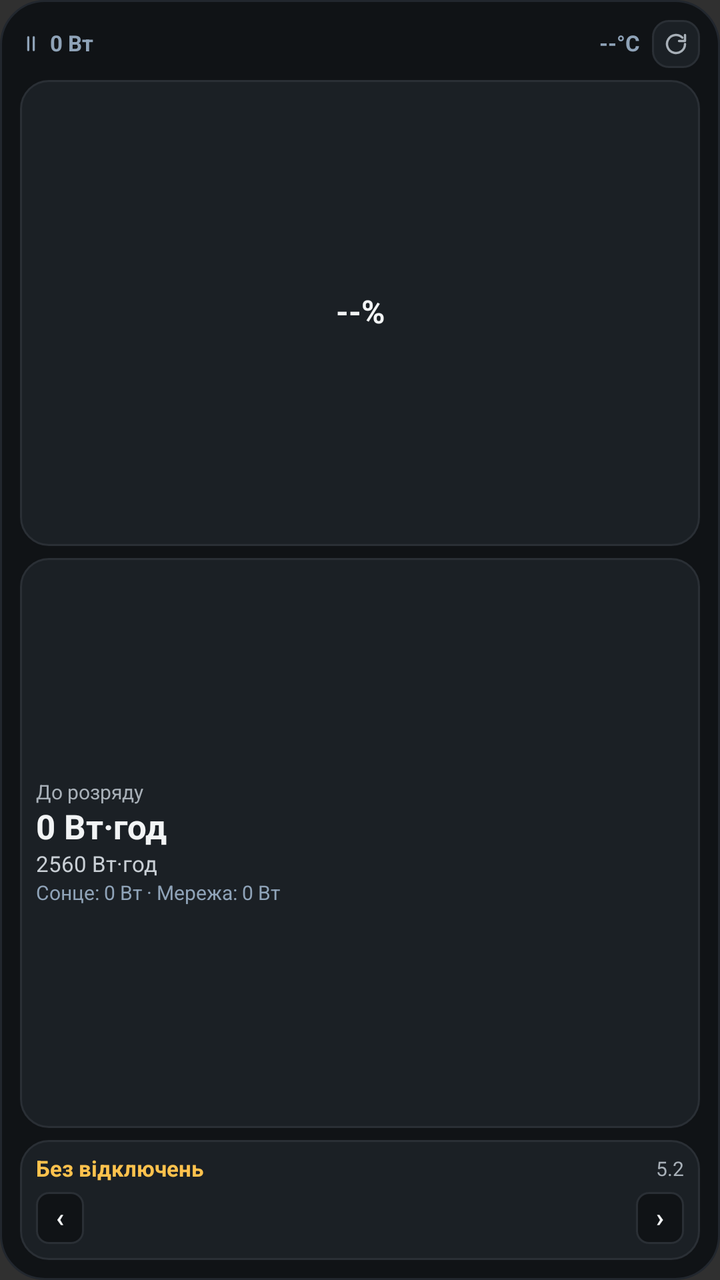
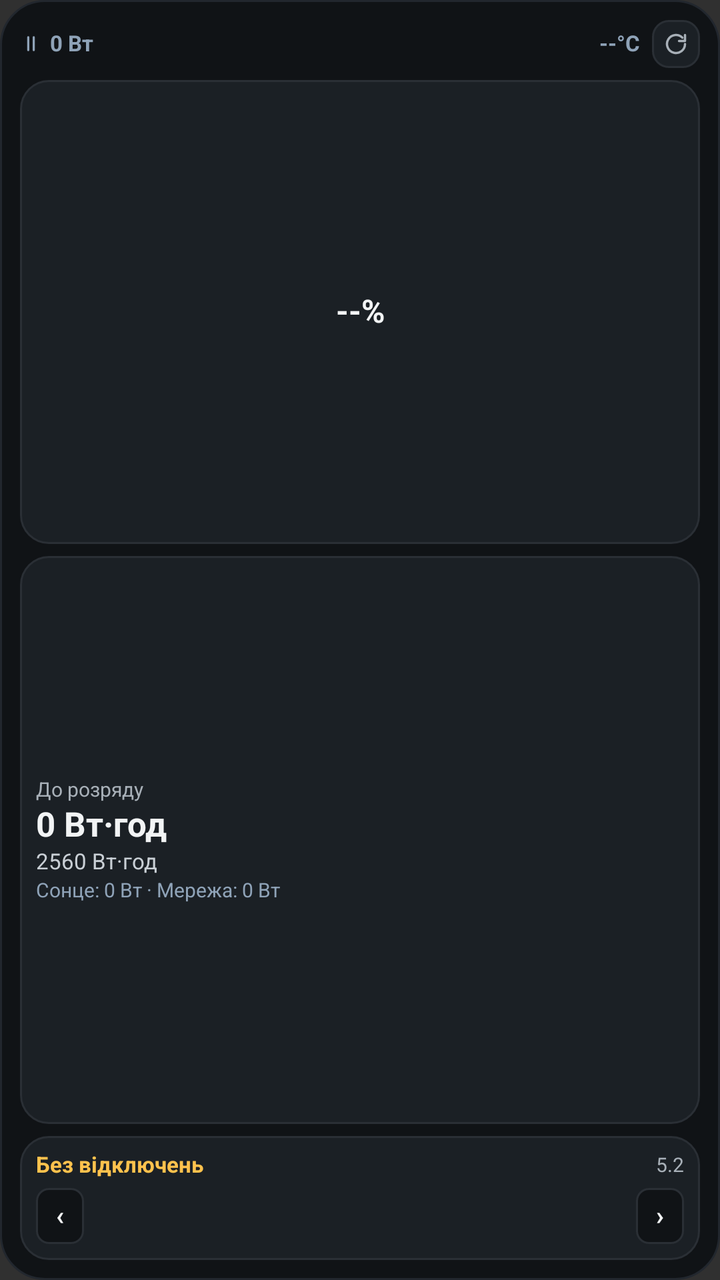

An Android layout rendered at two revisions. The XML below is the earlier revision; the diff shows what the commit changed to produce the second picture.
<!-- AndroidManifest.xml: application theme Theme.AppCompat.NoActionBar -->
<!-- res/layout/widget_marstek_3x4.xml -->
<?xml version="1.0" encoding="utf-8"?>
<LinearLayout xmlns:android="http://schemas.android.com/apk/res/android"
    android:id="@+id/widgetRoot"
    android:layout_width="match_parent"
    android:layout_height="match_parent"
    android:background="@drawable/widget_bg"
    android:orientation="vertical"
    android:padding="10dp">

    
    <LinearLayout
        android:layout_width="match_parent"
        android:layout_height="wrap_content"
        android:gravity="center_vertical"
        android:orientation="horizontal">

        <ImageView
            android:id="@+id/fullLeftModeIcon"
            android:layout_width="11dp"
            android:layout_height="11dp"
            android:layout_marginEnd="4dp"
            android:contentDescription="@null"
            android:src="@drawable/ic_mode_idle" />

        <TextView
            android:id="@+id/fullHeaderTitle"
            android:layout_width="0dp"
            android:layout_height="wrap_content"
            android:layout_weight="1"
            android:ellipsize="end"
            android:fontFeatureSettings="tnum"
            android:includeFontPadding="false"
            android:maxLines="1"
            android:text="0 Вт"
            android:textColor="@color/text_muted"
            android:textSize="11sp"
            android:textStyle="bold" />

        <TextView
            android:id="@+id/fullTempText"
            android:layout_width="wrap_content"
            android:layout_height="wrap_content"
            android:fontFeatureSettings="tnum"
            android:includeFontPadding="false"
            android:maxLines="1"
            android:text="--°C"
            android:textColor="@color/text_muted"
            android:textSize="11sp"
            android:textStyle="bold" />

        <TextView
            android:id="@+id/fullRightDot"
            android:layout_width="wrap_content"
            android:layout_height="wrap_content"
            android:text="·"
            android:visibility="gone" />

        <ImageView
            android:id="@+id/fullModeIcon"
            android:layout_width="10dp"
            android:layout_height="10dp"
            android:contentDescription="@null"
            android:src="@drawable/ic_mode_idle"
            android:visibility="gone" />

        <TextView
            android:id="@+id/fullRightWattsText"
            android:layout_width="wrap_content"
            android:layout_height="wrap_content"
            android:text=""
            android:visibility="gone" />

        <FrameLayout
            android:id="@+id/fullRefreshBtn"
            android:layout_width="24dp"
            android:layout_height="24dp"
            android:layout_marginStart="6dp"
            android:background="@drawable/refresh_btn_bg">

            <ImageView
                android:layout_width="12dp"
                android:layout_height="12dp"
                android:layout_gravity="center"
                android:contentDescription="@string/app_name"
                android:src="@drawable/ic_refresh" />
        </FrameLayout>
    </LinearLayout>

    
    <FrameLayout
        android:id="@+id/fullGaugeContainer"
        android:layout_width="match_parent"
        android:layout_height="0dp"
        android:layout_marginTop="6dp"
        android:layout_weight="0.45"
        android:background="@drawable/widget_card_bg"
        android:padding="5dp">

        <FrameLayout
            android:layout_width="58dp"
            android:layout_height="58dp"
            android:layout_gravity="center">

            <ImageView
                android:id="@+id/fullGaugeImage"
                android:layout_width="match_parent"
                android:layout_height="match_parent"
                android:contentDescription="@null"
                android:scaleType="fitCenter" />

            <TextView
                android:id="@+id/fullSocText"
                android:layout_width="match_parent"
                android:layout_height="match_parent"
                android:fontFeatureSettings="tnum"
                android:gravity="center"
                android:includeFontPadding="false"
                android:text="--%"
                android:textColor="@color/text_primary"
                android:textSize="16sp"
                android:textStyle="bold" />
        </FrameLayout>
    </FrameLayout>

    <LinearLayout
        android:id="@+id/fullInfoContainer"
        android:layout_width="match_parent"
        android:layout_height="0dp"
        android:layout_marginTop="6dp"
        android:layout_weight="0.55"
        android:background="@drawable/widget_card_bg"
        android:gravity="center_vertical"
        android:orientation="vertical"
        android:padding="8dp">

        <TextView
            android:id="@+id/fullCardTitle"
            android:layout_width="match_parent"
            android:layout_height="wrap_content"
            android:ellipsize="end"
            android:includeFontPadding="false"
            android:maxLines="1"
            android:text="До розряду"
            android:textColor="@color/text_secondary"
            android:textSize="10sp" />

        <TextView
            android:id="@+id/fullPrimaryValue"
            android:layout_width="match_parent"
            android:layout_height="wrap_content"
            android:layout_marginTop="2dp"
            android:ellipsize="end"
            android:fontFeatureSettings="tnum"
            android:includeFontPadding="false"
            android:maxLines="1"
            android:text="0 Вт·год"
            android:textColor="@color/text_primary"
            android:textSize="17sp"
            android:textStyle="bold" />

        <TextView
            android:id="@+id/fullSecondaryValue"
            android:layout_width="match_parent"
            android:layout_height="wrap_content"
            android:layout_marginTop="2dp"
            android:ellipsize="end"
            android:fontFeatureSettings="tnum"
            android:includeFontPadding="false"
            android:maxLines="1"
            android:text="2560 Вт·год"
            android:textColor="@color/text_body"
            android:textSize="11sp" />

        <TextView
            android:id="@+id/tallPowerBreakdown"
            android:layout_width="match_parent"
            android:layout_height="wrap_content"
            android:layout_marginTop="2dp"
            android:ellipsize="end"
            android:fontFeatureSettings="tnum"
            android:includeFontPadding="false"
            android:maxLines="1"
            android:text="Сонце: 0 Вт · Мережа: 0 Вт"
            android:textColor="@color/text_muted"
            android:textSize="10sp" />

        <TextView
            android:id="@+id/fullEnoughOutage"
            android:layout_width="match_parent"
            android:layout_height="wrap_content"
            android:layout_marginTop="2dp"
            android:ellipsize="end"
            android:includeFontPadding="false"
            android:maxLines="1"
            android:text="● Вистачить на відключення"
            android:textColor="@color/accent_primary"
            android:textSize="10sp"
            android:textStyle="bold"
            android:visibility="gone" />
    </LinearLayout>

    
    <LinearLayout
        android:layout_width="match_parent"
        android:layout_height="wrap_content"
        android:layout_marginTop="6dp"
        android:background="@drawable/widget_card_bg"
        android:orientation="vertical"
        android:padding="8dp">

        <LinearLayout
            android:layout_width="match_parent"
            android:layout_height="wrap_content"
            android:gravity="center_vertical"
            android:orientation="horizontal">

            <TextView
                android:id="@+id/fullOutageHeadline"
                android:layout_width="0dp"
                android:layout_height="wrap_content"
                android:layout_weight="1"
                android:ellipsize="end"
                android:fontFeatureSettings="tnum"
                android:includeFontPadding="false"
                android:maxLines="1"
                android:text="Без відключень"
                android:textColor="@color/accent_outage"
                android:textSize="11sp"
                android:textStyle="bold" />

            <LinearLayout
                android:id="@+id/fullDayToggleGroup"
                android:layout_width="wrap_content"
                android:layout_height="wrap_content"
                android:layout_marginStart="4dp"
                android:background="@drawable/pill_day_inactive"
                android:orientation="horizontal"
                android:padding="2dp"
                android:visibility="gone">

                <TextView
                    android:id="@+id/fullBtnToday"
                    android:layout_width="wrap_content"
                    android:layout_height="wrap_content"
                    android:background="@drawable/pill_day_active"
                    android:includeFontPadding="false"
                    android:paddingStart="5dp"
                    android:paddingTop="2dp"
                    android:paddingEnd="5dp"
                    android:paddingBottom="2dp"
                    android:text="Сьог."
                    android:textColor="@color/text_on_accent"
                    android:textSize="9sp"
                    android:textStyle="bold" />

                <TextView
                    android:id="@+id/fullBtnTomorrow"
                    android:layout_width="wrap_content"
                    android:layout_height="wrap_content"
                    android:layout_marginStart="2dp"
                    android:includeFontPadding="false"
                    android:paddingStart="5dp"
                    android:paddingTop="2dp"
                    android:paddingEnd="5dp"
                    android:paddingBottom="2dp"
                    android:text="Звт."
                    android:textColor="@color/text_muted"
                    android:textSize="9sp"
                    android:textStyle="bold" />
            </LinearLayout>

            <TextView
                android:id="@+id/fullOutageGroup"
                android:layout_width="wrap_content"
                android:layout_height="wrap_content"
                android:layout_marginStart="4dp"
                android:fontFeatureSettings="tnum"
                android:includeFontPadding="false"
                android:maxLines="1"
                android:text="5.2"
                android:textColor="@color/text_secondary"
                android:textSize="10sp" />
        </LinearLayout>

        <LinearLayout
            android:layout_width="match_parent"
            android:layout_height="wrap_content"
            android:layout_marginTop="5dp"
            android:gravity="center_vertical"
            android:orientation="horizontal">

            <TextView
                android:id="@+id/fullPrevWindowBtn"
                android:layout_width="24dp"
                android:layout_height="26dp"
                android:background="@drawable/pill_day_inactive"
                android:gravity="center"
                android:includeFontPadding="false"
                android:text="‹"
                android:textColor="@color/text_primary"
                android:textSize="13sp"
                android:textStyle="bold" />

            <ImageView
                android:id="@+id/fullOutageBarImage"
                android:layout_width="0dp"
                android:layout_height="26dp"
                android:layout_marginStart="4dp"
                android:layout_marginEnd="4dp"
                android:layout_weight="1"
                android:contentDescription="@null"
                android:scaleType="fitCenter" />

            <TextView
                android:id="@+id/fullNextWindowBtn"
                android:layout_width="24dp"
                android:layout_height="26dp"
                android:background="@drawable/pill_day_inactive"
                android:gravity="center"
                android:includeFontPadding="false"
                android:text="›"
                android:textColor="@color/text_primary"
                android:textSize="13sp"
                android:textStyle="bold" />
        </LinearLayout>

        
        <LinearLayout
            android:id="@+id/fullChipsRow"
            android:layout_width="match_parent"
            android:layout_height="wrap_content"
            android:layout_marginTop="5dp"
            android:orientation="horizontal"
            android:visibility="gone">

            <TextView
                android:id="@+id/fullChip0"
                android:layout_width="wrap_content"
                android:layout_height="wrap_content"
                android:background="@drawable/pill_day_inactive"
                android:fontFeatureSettings="tnum"
                android:includeFontPadding="false"
                android:maxLines="1"
                android:paddingStart="5dp"
                android:paddingTop="2dp"
                android:paddingEnd="5dp"
                android:paddingBottom="2dp"
                android:textColor="@color/text_body"
                android:textSize="9sp"
                android:visibility="gone" />

            <TextView
                android:id="@+id/fullChip1"
                android:layout_width="wrap_content"
                android:layout_height="wrap_content"
                android:layout_marginStart="4dp"
                android:background="@drawable/pill_day_inactive"
                android:fontFeatureSettings="tnum"
                android:includeFontPadding="false"
                android:maxLines="1"
                android:paddingStart="5dp"
                android:paddingTop="2dp"
                android:paddingEnd="5dp"
                android:paddingBottom="2dp"
                android:textColor="@color/text_body"
                android:textSize="9sp"
                android:visibility="gone" />

            <TextView
                android:id="@+id/fullChip2"
                android:layout_width="wrap_content"
                android:layout_height="wrap_content"
                android:layout_marginStart="4dp"
                android:background="@drawable/pill_day_inactive"
                android:fontFeatureSettings="tnum"
                android:includeFontPadding="false"
                android:maxLines="1"
                android:paddingStart="5dp"
                android:paddingTop="2dp"
                android:paddingEnd="5dp"
                android:paddingBottom="2dp"
                android:textColor="@color/text_body"
                android:textSize="9sp"
                android:visibility="gone" />

            <TextView
                android:id="@+id/fullChip3"
                android:layout_width="wrap_content"
                android:layout_height="wrap_content"
                android:visibility="gone" />
        </LinearLayout>

        <LinearLayout
            android:id="@+id/tallChipsRow2"
            android:layout_width="match_parent"
            android:layout_height="wrap_content"
            android:orientation="horizontal"
            android:visibility="gone">

            <TextView android:id="@+id/fullChip4" android:layout_width="wrap_content" android:layout_height="wrap_content" android:visibility="gone" />
            <TextView android:id="@+id/fullChip5" android:layout_width="wrap_content" android:layout_height="wrap_content" android:visibility="gone" />
            <TextView android:id="@+id/fullChip6" android:layout_width="wrap_content" android:layout_height="wrap_content" android:visibility="gone" />
            <TextView android:id="@+id/fullChip7" android:layout_width="wrap_content" android:layout_height="wrap_content" android:visibility="gone" />
        </LinearLayout>
    </LinearLayout>

</LinearLayout>
<!-- resources referenced by this layout -->
<resources>
  <color name="accent_outage">#FFC24D</color>
  <color name="accent_primary">#3DDC84</color>
  <color name="text_body">#C9CFD5</color>
  <color name="text_muted">#8FA3B8</color>
  <color name="text_on_accent">#101316</color>
  <color name="text_primary">#F2F4F5</color>
  <color name="text_secondary">#A8B0B8</color>
  <!-- drawable ic_mode_idle (drawable) -->
  <?xml version="1.0" encoding="utf-8"?>
  <vector xmlns:android="http://schemas.android.com/apk/res/android"
      android:width="14dp"
      android:height="14dp"
      android:viewportWidth="24"
      android:viewportHeight="24">
      <path
          android:fillColor="#00000000"
          android:pathData="M9,5v14M15,5v14"
          android:strokeColor="@color/text_muted"
          android:strokeLineCap="round"
          android:strokeLineJoin="round"
          android:strokeWidth="2.4" />
  </vector>
  <!-- drawable ic_refresh (drawable) -->
  <?xml version="1.0" encoding="utf-8"?>
  <vector xmlns:android="http://schemas.android.com/apk/res/android"
      android:width="16dp"
      android:height="16dp"
      android:viewportWidth="24"
      android:viewportHeight="24">
      <path
          android:fillColor="#00000000"
          android:pathData="M21,12a9,9 0,1 1,-2.64 -6.36"
          android:strokeColor="@color/text_secondary"
          android:strokeLineCap="round"
          android:strokeLineJoin="round"
          android:strokeWidth="2.3" />
      <path
          android:fillColor="#00000000"
          android:pathData="M21,3v6h-6"
          android:strokeColor="@color/text_secondary"
          android:strokeLineCap="round"
          android:strokeLineJoin="round"
          android:strokeWidth="2.3" />
  </vector>
  <!-- drawable pill_day_active (drawable) -->
  <?xml version="1.0" encoding="utf-8"?>
  <shape xmlns:android="http://schemas.android.com/apk/res/android"
      android:shape="rectangle">
      <solid android:color="@color/accent_outage" />
      <corners android:radius="6dp" />
  </shape>
  <!-- drawable pill_day_inactive (drawable) -->
  <?xml version="1.0" encoding="utf-8"?>
  <shape xmlns:android="http://schemas.android.com/apk/res/android"
      android:shape="rectangle">
      <solid android:color="@color/bg_surface" />
      <corners android:radius="6dp" />
      <stroke
          android:width="1dp"
          android:color="@color/border_widget" />
  </shape>
  <!-- drawable refresh_btn_bg (drawable) -->
  <?xml version="1.0" encoding="utf-8"?>
  <shape xmlns:android="http://schemas.android.com/apk/res/android"
      android:shape="rectangle">
      <solid android:color="@color/bg_surface_elevated" />
      <corners android:radius="8dp" />
      <stroke
          android:width="1dp"
          android:color="@color/border_widget" />
  </shape>
  <!-- drawable widget_bg (drawable) -->
  <?xml version="1.0" encoding="utf-8"?>
  <shape xmlns:android="http://schemas.android.com/apk/res/android"
      android:shape="rectangle">
      <solid android:color="@color/bg_surface" />
      <corners android:radius="22dp" />
      <stroke
          android:width="1dp"
          android:color="@color/border_default" />
  </shape>
  <!-- drawable widget_card_bg (drawable) -->
  <?xml version="1.0" encoding="utf-8"?>
  <shape xmlns:android="http://schemas.android.com/apk/res/android"
      android:shape="rectangle">
      <solid android:color="@color/bg_surface_elevated" />
      <corners android:radius="14dp" />
      <stroke
          android:width="1dp"
          android:color="@color/border_widget" />
  </shape>
  <string name="app_name">Marstek Venus Widget</string>
  <color name="bg_surface">#101316</color>
  <color name="border_widget">#2A2F35</color>
  <color name="bg_surface_elevated">#1B2025</color>
  <color name="border_default">#22272E</color>
</resources>

<!-- the commit's change to res/layout/widget_marstek_3x4.xml (unified diff, before → after) -->
@@ -292,7 +292,7 @@
             <TextView
                 android:id="@+id/fullPrevWindowBtn"
                 android:layout_width="24dp"
-                android:layout_height="26dp"
+                android:layout_height="28dp"
                 android:background="@drawable/pill_day_inactive"
                 android:gravity="center"
                 android:includeFontPadding="false"
@@ -304,9 +304,9 @@
             <ImageView
                 android:id="@+id/fullOutageBarImage"
                 android:layout_width="0dp"
-                android:layout_height="26dp"
-                android:layout_marginStart="4dp"
-                android:layout_marginEnd="4dp"
+                android:layout_height="28dp"
+                android:layout_marginStart="6dp"
+                android:layout_marginEnd="6dp"
                 android:layout_weight="1"
                 android:contentDescription="@null"
                 android:scaleType="fitCenter" />
@@ -314,7 +314,7 @@
             <TextView
                 android:id="@+id/fullNextWindowBtn"
                 android:layout_width="24dp"
-                android:layout_height="26dp"
+                android:layout_height="28dp"
                 android:background="@drawable/pill_day_inactive"
                 android:gravity="center"
                 android:includeFontPadding="false"
